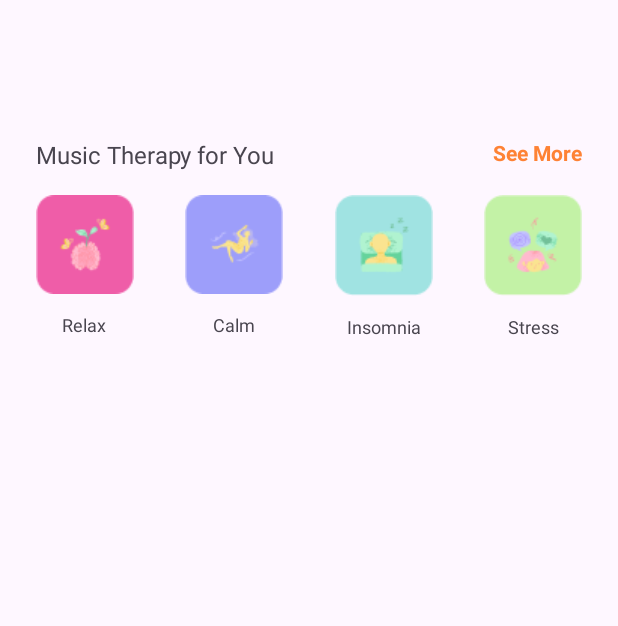
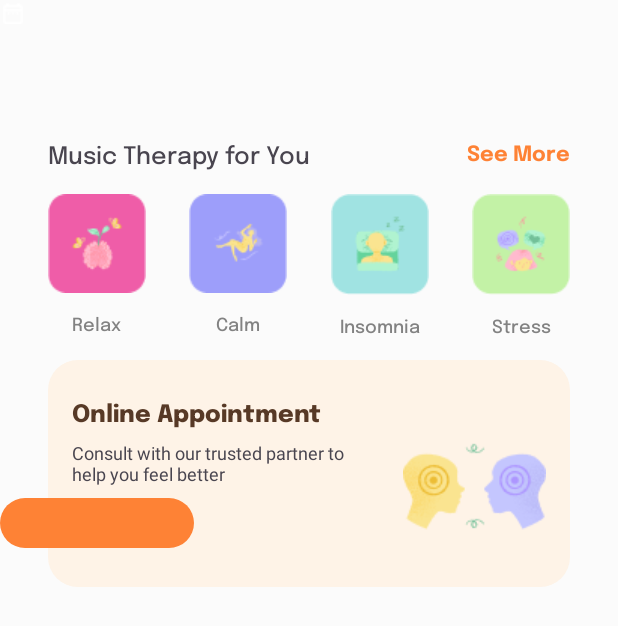
Before and after one commit to FerdinandPrabaswara/Sehati, an Android app: the screen it shows after launch (Home), on a phone screen of 412 x 824 dp. Shown: the top 626 px of the screen. Run offline under Robolectric (Android 15) with nearby library versions, the phone set to English and light mode, and no system bars.

Commit message:
fixing AndroidManifest

```diff
--- a/app/src/main/AndroidManifest.xml
+++ b/app/src/main/AndroidManifest.xml
@@ -22,6 +22,12 @@
         </activity>
         <activity
             android:name=".Library"
+            android:exported="false" />
+        <activity
+            android:name=".Login"
+            android:exported="false" />
+        <activity
+            android:name=".Register"
             android:exported="false" />
         <activity
             android:name=".Journal"
--- /dev/null
+++ b/app/src/main/res/drawable/bgbuttonprimary.xml
@@ -0,0 +1,7 @@
+<?xml version="1.0" encoding="utf-8"?>
+<shape xmlns:android="http://schemas.android.com/apk/res/android">
+    <solid
+        android:color="#FE8235"/>
+    <corners
+        android:radius="36dp"/>
+</shape>
--- /dev/null
+++ b/app/src/main/res/drawable/bgonlineappointment.xml
@@ -0,0 +1,7 @@
+<?xml version="1.0" encoding="utf-8"?>
+<shape xmlns:android="http://schemas.android.com/apk/res/android">
+    <solid
+        android:color="#FEF3E7"/>
+    <corners
+        android:radius="20dp"/>
+</shape>
--- /dev/null
+++ b/app/src/main/res/font/epilogue_bold.xml
@@ -0,0 +1,7 @@
+<?xml version="1.0" encoding="utf-8"?>
+<font-family xmlns:app="http://schemas.android.com/apk/res-auto"
+        app:fontProviderAuthority="com.google.android.gms.fonts"
+        app:fontProviderPackage="com.google.android.gms"
+        app:fontProviderQuery="name=Epilogue&amp;weight=700"
+        app:fontProviderCerts="@array/com_google_android_gms_fonts_certs">
+</font-family>
--- /dev/null
+++ b/app/src/main/res/font/epilogue_extrabold.xml
@@ -0,0 +1,7 @@
+<?xml version="1.0" encoding="utf-8"?>
+<font-family xmlns:app="http://schemas.android.com/apk/res-auto"
+        app:fontProviderAuthority="com.google.android.gms.fonts"
+        app:fontProviderPackage="com.google.android.gms"
+        app:fontProviderQuery="name=Epilogue&amp;weight=800"
+        app:fontProviderCerts="@array/com_google_android_gms_fonts_certs">
+</font-family>
--- /dev/null
+++ b/app/src/main/res/font/epilogue_medium.xml
@@ -0,0 +1,7 @@
+<?xml version="1.0" encoding="utf-8"?>
+<font-family xmlns:app="http://schemas.android.com/apk/res-auto"
+        app:fontProviderAuthority="com.google.android.gms.fonts"
+        app:fontProviderPackage="com.google.android.gms"
+        app:fontProviderQuery="name=Epilogue&amp;weight=500"
+        app:fontProviderCerts="@array/com_google_android_gms_fonts_certs">
+</font-family>
--- a/app/src/main/res/layout/activity_home.xml
+++ b/app/src/main/res/layout/activity_home.xml
@@ -4,15 +4,16 @@
     xmlns:tools="http://schemas.android.com/tools"
     android:layout_width="match_parent"
     android:layout_height="match_parent"
+    android:background="#FBFBFB"
     tools:context=".Home">
 
     <TextView
         android:id="@+id/textView"
         android:layout_width="wrap_content"
         android:layout_height="wrap_content"
-        android:layout_marginStart="24dp"
+        android:layout_marginStart="32dp"
         android:layout_marginTop="92dp"
-        android:fontFamily="sans-serif"
+        android:fontFamily="@font/epilogue_medium"
         android:text="Music Therapy for You"
         android:textSize="16sp"
         app:layout_constraintEnd_toStartOf="@+id/textView2"
@@ -26,7 +27,8 @@
         android:layout_width="wrap_content"
         android:layout_height="wrap_content"
         android:layout_marginTop="92dp"
-        android:layout_marginEnd="24dp"
+        android:layout_marginEnd="32dp"
+        android:fontFamily="@font/epilogue_bold"
         android:text="See More"
         android:textColor="#FE8235"
         android:textStyle="bold"
@@ -39,7 +41,7 @@
         android:id="@+id/imageView"
         android:layout_width="wrap_content"
         android:layout_height="wrap_content"
-        android:layout_marginStart="24dp"
+        android:layout_marginStart="32dp"
         android:layout_marginTop="16dp"
         app:layout_constraintEnd_toStartOf="@+id/imageView2"
         app:layout_constraintHorizontal_bias="0.5"
@@ -78,7 +80,7 @@
         android:layout_height="wrap_content"
         android:layout_marginStart="24dp"
         android:layout_marginTop="16dp"
-        android:layout_marginEnd="24dp"
+        android:layout_marginEnd="32dp"
         app:layout_constraintEnd_toEndOf="parent"
         app:layout_constraintHorizontal_bias="0.5"
         app:layout_constraintStart_toEndOf="@+id/imageView3"
@@ -90,7 +92,9 @@
         android:layout_width="wrap_content"
         android:layout_height="wrap_content"
         android:layout_marginTop="12dp"
+        android:fontFamily="@font/epilogue_medium"
         android:text="Relax"
+        android:textColor="#828282"
         android:textSize="12sp"
         app:layout_constraintEnd_toEndOf="@+id/imageView"
         app:layout_constraintHorizontal_bias="0.483"
@@ -102,7 +106,9 @@
         android:layout_width="wrap_content"
         android:layout_height="wrap_content"
         android:layout_marginTop="12dp"
+        android:fontFamily="@font/epilogue_medium"
         android:text="Calm"
+        android:textColor="#828282"
         android:textSize="12sp"
         app:layout_constraintEnd_toEndOf="@+id/imageView2"
         app:layout_constraintStart_toStartOf="@+id/imageView2"
@@ -113,7 +119,9 @@
         android:layout_width="wrap_content"
         android:layout_height="wrap_content"
         android:layout_marginTop="12dp"
+        android:fontFamily="@font/epilogue_medium"
         android:text="Insomnia"
+        android:textColor="#828282"
         android:textSize="12sp"
         app:layout_constraintEnd_toEndOf="@+id/imageView3"
         app:layout_constraintStart_toStartOf="@+id/imageView3"
@@ -124,10 +132,78 @@
         android:layout_width="wrap_content"
         android:layout_height="wrap_content"
         android:layout_marginTop="12dp"
+        android:fontFamily="@font/epilogue_medium"
         android:text="Stress"
+        android:textColor="#828282"
         android:textSize="12sp"
         app:layout_constraintEnd_toEndOf="@+id/imageView4"
         app:layout_constraintStart_toStartOf="@+id/imageView4"
         app:layout_constraintTop_toBottomOf="@+id/imageView4" />
 
+    <ImageView
+        android:id="@+id/imageView5"
+        android:layout_width="0dp"
+        android:layout_height="151dp"
+        android:layout_marginStart="32dp"
+        android:layout_marginTop="16dp"
+        android:layout_marginEnd="32dp"
+        app:layout_constraintEnd_toEndOf="parent"
+        app:layout_constraintHorizontal_bias="1.0"
+        app:layout_constraintStart_toStartOf="parent"
+        app:layout_constraintTop_toBottomOf="@+id/textView4"
+        app:srcCompat="@drawable/bgonlineappointment" />
+
+    <TextView
+        android:id="@+id/textView7"
+        android:layout_width="wrap_content"
+        android:layout_height="wrap_content"
+        android:layout_marginStart="16dp"
+        android:layout_marginTop="24dp"
+        android:fontFamily="@font/epilogue_extrabold"
+        android:text="Online Appointment"
+        android:textColor="#573926"
+        android:textSize="16sp"
+        app:layout_constraintStart_toStartOf="@+id/imageView5"
+        app:layout_constraintTop_toTopOf="@+id/imageView5" />
+
+    <TextView
+        android:id="@+id/textView8"
+        android:layout_width="0dp"
+        android:layout_height="wrap_content"
+        android:layout_marginStart="16dp"
+        android:layout_marginTop="8dp"
+        android:layout_marginEnd="16dp"
+        android:text="Consult with our trusted partner to help you feel better"
+        android:textSize="12sp"
+        app:layout_constraintEnd_toStartOf="@+id/imageView6"
+        app:layout_constraintStart_toStartOf="@+id/imageView5"
+        app:layout_constraintTop_toBottomOf="@+id/textView7" />
+
+    <ImageView
+        android:id="@+id/imageView6"
+        android:layout_width="wrap_content"
+        android:layout_height="wrap_content"
+        android:layout_marginTop="52dp"
+        android:layout_marginEnd="16dp"
+        app:layout_constraintEnd_toEndOf="@+id/imageView5"
+        app:layout_constraintTop_toTopOf="@+id/imageView5"
+        app:srcCompat="@drawable/focused" />
+
+    <ImageView
+        android:id="@+id/imageView7"
+        android:layout_width="129dp"
+        android:layout_height="33dp"
+        android:layout_marginTop="8dp"
+        app:layout_constraintTop_toBottomOf="@+id/textView8"
+        app:srcCompat="@drawable/bgbuttonprimary"
+        tools:layout_editor_absoluteX="48dp" />
+
+    <ImageView
+        android:id="@+id/imageView10"
+        android:layout_width="wrap_content"
+        android:layout_height="wrap_content"
+        app:srcCompat="@drawable/icondate"
+        tools:layout_editor_absoluteX="127dp"
+        tools:layout_editor_absoluteY="338dp" />
+
 </androidx.constraintlayout.widget.ConstraintLayout>
--- a/app/src/main/res/values/preloaded_fonts.xml
+++ b/app/src/main/res/values/preloaded_fonts.xml
@@ -2,5 +2,8 @@
 <resources>
     <array name="preloaded_fonts" translatable="false">
         <item>@font/epilogue</item>
+        <item>@font/epilogue_bold</item>
+        <item>@font/epilogue_extrabold</item>
+        <item>@font/epilogue_medium</item>
     </array>
 </resources>
```
Also changed, not shown: app/src/main/res/drawable/bgonlineappointment.png (deleted), app/src/main/res/drawable/focused.png (added), app/src/main/res/drawable/ic_round_article.png (added), app/src/main/res/drawable/iconarrow.png (added), app/src/main/res/drawable/icondate.png (added), app/src/main/res/drawable/iconjournal.png (added).
